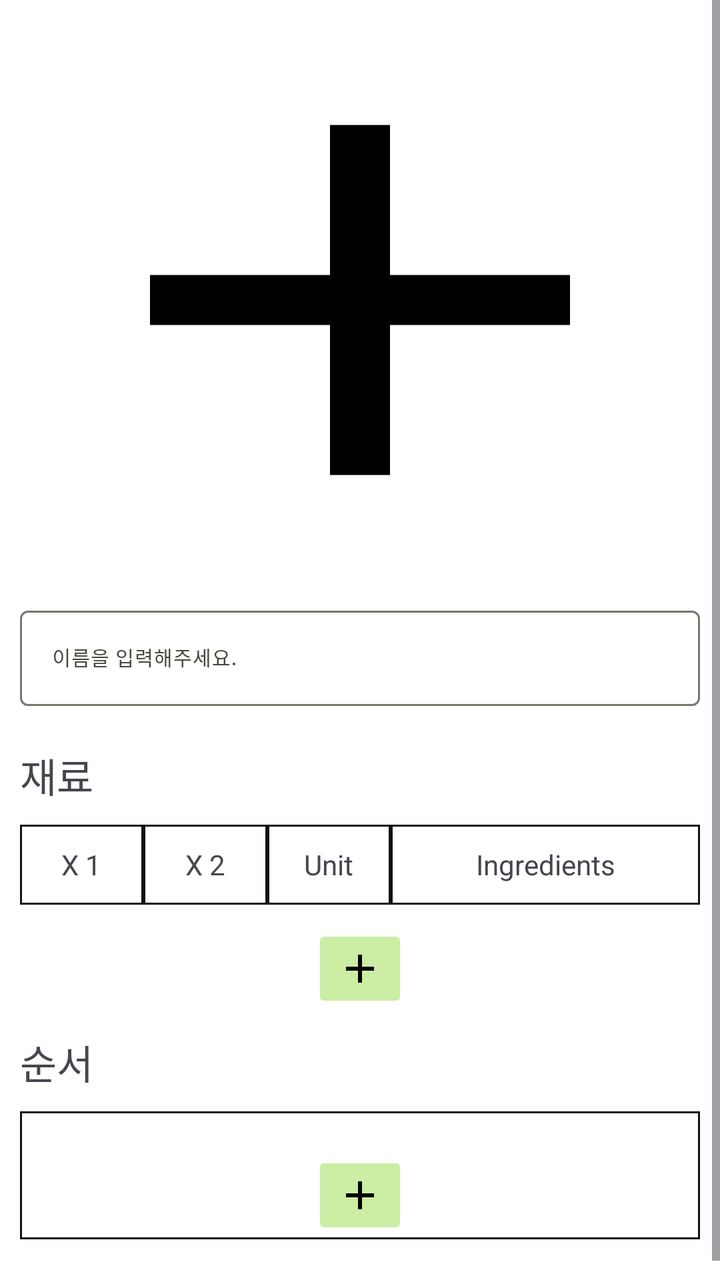
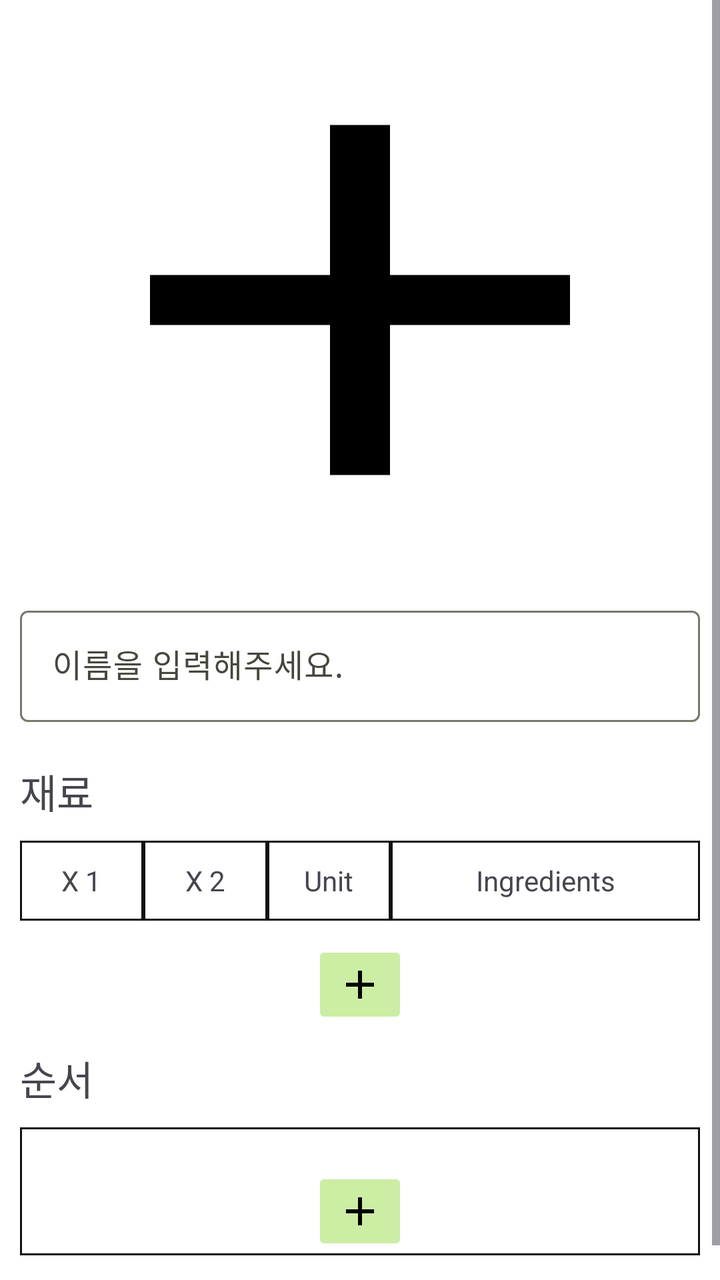

Screens rendered from an Android XML layout before and after an edit, with the pre-edit source and the edit as a unified diff.
<!-- AndroidManifest.xml: application theme Theme.Kitching -->
<!-- res/layout/fragment_create_recipe.xml -->
<?xml version="1.0" encoding="utf-8"?>
<ScrollView xmlns:android="http://schemas.android.com/apk/res/android"
    android:layout_width="match_parent"
    android:layout_height="match_parent"
    xmlns:tools="http://schemas.android.com/tools"
    tools:context=".view.fragment.recipe.RecipeCreateFragment"
    xmlns:app="http://schemas.android.com/apk/res-auto">

    <androidx.constraintlayout.widget.ConstraintLayout
        android:layout_width="match_parent"
        android:layout_height="wrap_content">

        <androidx.appcompat.widget.AppCompatImageView
            android:id="@+id/recipeIV"
            android:layout_width="match_parent"
            android:layout_height="@dimen/recipeDetailImageHeight"
            android:background="@drawable/baseline_add_24"
            app:layout_constraintTop_toTopOf="parent" />

        <com.google.android.material.textfield.TextInputLayout
            android:id="@+id/recipeNameInputLayout"
            android:hint="이름을 입력해주세요."
            android:layout_width="match_parent"
            android:layout_height="wrap_content"
            android:orientation="horizontal"

            app:layout_constraintTop_toBottomOf="@id/recipeIV"
            >

            <com.google.android.material.textfield.TextInputEditText
                style="@style/recipeDetailTitle"
                android:id="@+id/recipeNameETV"
                android:layout_width="match_parent"
                android:layout_height="wrap_content"
                android:textSize="10sp"
                />

        </com.google.android.material.textfield.TextInputLayout>

        <com.google.android.material.textview.MaterialTextView
            android:id="@+id/recipeIngredientsTitleTV"
            android:layout_width="match_parent"
            android:layout_height="wrap_content"
            style="@style/recipeDetailTitle"
            android:text="@string/ingredients"

            app:layout_constraintTop_toBottomOf="@id/recipeNameInputLayout" />

        <GridLayout
            android:id="@+id/gridLayout1"
            android:layout_width="match_parent"
            android:layout_height="0dp"
            android:columnCount="4"
            android:orientation="horizontal"
            style="@style/recipeDetailTitle"

            app:layout_constraintTop_toBottomOf="@id/recipeIngredientsTitleTV"
            >
            <com.google.android.material.textview.MaterialTextView
                android:id="@+id/recipeIngredientsTV1"
                android:text="X 1"
                android:background="@drawable/border_box"
                android:layout_columnWeight="1"
                style="@style/recipeIngredientsTable"
                />
            <com.google.android.material.textview.MaterialTextView
                android:id="@+id/recipeIngredientsTV2"
                android:text="X 2"
                android:layout_columnWeight="1"
                android:background="@drawable/border_box"
                style="@style/recipeIngredientsTable"
                />

            <com.google.android.material.textview.MaterialTextView
                android:id="@+id/recipeIngredientsTV3"
                android:text="Unit"
                android:layout_columnWeight="1"
                android:background="@drawable/border_box"
                style="@style/recipeIngredientsTable"
                />

            <com.google.android.material.textview.MaterialTextView
                android:id="@+id/recipeIngredientsTV4"
                android:text="Ingredients"
                android:layout_columnWeight="2.5"
                android:background="@drawable/border_box"
                style="@style/recipeIngredientsNameTable"
                />

        </GridLayout>

        <ImageButton
            android:id="@+id/gridLayout1PlusBtn"
            android:layout_width="wrap_content"
            android:layout_height="wrap_content"
            android:layout_marginTop="@dimen/margin_S"
            android:src="@drawable/baseline_add_24"
            android:backgroundTint="@color/md_theme_primaryFixed"

            app:layout_constraintTop_toBottomOf="@id/gridLayout1"
            app:layout_constraintStart_toStartOf="@id/gridLayout1"
            app:layout_constraintEnd_toEndOf="@id/gridLayout1"
            />

        <com.google.android.material.textview.MaterialTextView
            android:id="@+id/recipeStepTV1"
            android:layout_width="match_parent"
            android:layout_height="wrap_content"
            style="@style/recipeDetailTitle"
            android:text="순서"
            app:layout_constraintTop_toBottomOf="@id/gridLayout1PlusBtn" />

        <GridLayout
            android:id="@+id/gridLayout2"
            android:layout_width="match_parent"
            android:layout_height="wrap_content"
            android:columnCount="1"
            android:orientation="vertical"
            android:background="@drawable/border_box"
            android:paddingTop="@dimen/padding_S"
            android:paddingHorizontal="@dimen/padding_S"
            style="@style/recipeDetailTitle"

            app:layout_constraintTop_toBottomOf="@id/recipeStepTV1">

            <ImageButton
                android:id="@+id/gridLayout2PlusBtn"
                android:layout_width="wrap_content"
                android:layout_height="wrap_content"
                android:layout_marginTop="@dimen/margin_S"
                android:src="@drawable/baseline_add_24"
                android:backgroundTint="@color/md_theme_primaryFixed"
                android:layout_gravity="center"

                app:layout_constraintBottom_toBottomOf="parent"
                />
        </GridLayout>

        <View
            android:id="@+id/spaceBelowGridLayout2"
            android:layout_width="match_parent"
            android:layout_height="@dimen/margin_L"

            app:layout_constraintTop_toBottomOf="@id/gridLayout2"
            app:layout_constraintBottom_toBottomOf="parent" />

    </androidx.constraintlayout.widget.ConstraintLayout>

</ScrollView>
<!-- resources referenced by this layout -->
<resources>
  <color name="md_theme_primaryFixed">#CCEDA4</color>
  <dimen name="margin_L">30dp</dimen>
  <dimen name="margin_S">10dp</dimen>
  <dimen name="padding_S">10dp</dimen>
  <dimen name="recipeDetailImageHeight">300dp</dimen>
  <string name="ingredients">재료</string>
  <style name="recipeDetailTitle">
          <item name="android:textSize">@dimen/text_L</item>
          <item name="android:layout_margin">@dimen/margin_S</item>
      </style>
  <style name="recipeIngredientsNameTable">
          <item name="android:layout_width">0dp</item>
          <item name="android:gravity">center</item>
          <item name="android:padding">@dimen/padding_S</item>
          <item name="android:layout_height">@dimen/recipeDetailIngredientsTableHeight</item>
      </style>
  <style name="recipeIngredientsTable">
          <item name="android:layout_width">0dp</item>
          <item name="android:gravity">center</item>
          <item name="android:padding">@dimen/padding_S</item>
          <item name="android:layout_height">@dimen/recipeDetailIngredientsTableHeight</item>
      </style>
  <style name="Theme.Kitching" parent="Base.Theme.Kitching" />
  <dimen name="text_L">20sp</dimen>
  <dimen name="recipeDetailIngredientsTableHeight">40dp</dimen>
  <color name="md_theme_primary">#4B662C</color>
  <color name="md_theme_onPrimary">#FFFFFF</color>
  <color name="md_theme_primaryContainer">#CCEDA4</color>
  <color name="md_theme_onPrimaryContainer">#0F2000</color>
  <color name="md_theme_secondary">#576249</color>
  <color name="md_theme_onSecondary">#FFFFFF</color>
  <color name="md_theme_secondaryContainer">#DBE7C8</color>
  <color name="md_theme_onSecondaryContainer">#151E0B</color>
  <color name="md_theme_tertiary">#386663</color>
  <color name="md_theme_onTertiary">#FFFFFF</color>
  <color name="md_theme_tertiaryContainer">#BBECE8</color>
  <color name="md_theme_onTertiaryContainer">#00201E</color>
  <color name="md_theme_error">#BA1A1A</color>
  <color name="md_theme_onError">#FFFFFF</color>
  <color name="md_theme_errorContainer">#FFDAD6</color>
  <color name="md_theme_onErrorContainer">#410002</color>
  <color name="md_theme_background">#FFFFFF</color>
  <color name="md_theme_onBackground">#1A1C16</color>
  <color name="md_theme_surface">#F5FAFB</color>
  <color name="md_theme_onSurface">#171D1E</color>
  <color name="md_theme_surfaceVariant">#E1E4D5</color>
  <color name="md_theme_onSurfaceVariant">#44483D</color>
  <color name="md_theme_outline">#75796C</color>
  <color name="md_theme_outlineVariant">#C5C8BA</color>
  <color name="md_theme_inverseSurface">#2B3133</color>
  <color name="md_theme_inverseOnSurface">#ECF2F3</color>
  <color name="md_theme_inversePrimary">#B1D18A</color>
  <color name="md_theme_onPrimaryFixed">#0F2000</color>
  <color name="md_theme_primaryFixedDim">#B1D18A</color>
  <color name="md_theme_onPrimaryFixedVariant">#344E16</color>
  <color name="md_theme_secondaryFixed">#DBE7C8</color>
  <color name="md_theme_onSecondaryFixed">#151E0B</color>
  <color name="md_theme_secondaryFixedDim">#BFCBAD</color>
  <color name="md_theme_onSecondaryFixedVariant">#404A33</color>
  <color name="md_theme_tertiaryFixed">#BBECE8</color>
  <color name="md_theme_onTertiaryFixed">#00201E</color>
  <color name="md_theme_tertiaryFixedDim">#A0D0CC</color>
  <color name="md_theme_onTertiaryFixedVariant">#1F4E4B</color>
  <color name="md_theme_surfaceDim">#D5DBDC</color>
  <color name="md_theme_surfaceBright">#F5FAFB</color>
  <color name="md_theme_surfaceContainerLowest">#FFFFFF</color>
  <color name="md_theme_surfaceContainerLow">#EFF5F6</color>
  <color name="md_theme_surfaceContainer">#E9EFF0</color>
  <color name="md_theme_surfaceContainerHigh">#E3E9EA</color>
  <color name="md_theme_surfaceContainerHighest">#DEE3E5</color>
  <!-- unchanged entries left out for length: 3 -->
</resources>

<!-- the commit's change to res/layout/fragment_create_recipe.xml (unified diff, before → after) -->
@@ -32,7 +32,7 @@
                 android:id="@+id/recipeNameETV"
                 android:layout_width="match_parent"
                 android:layout_height="wrap_content"
-                android:textSize="10sp"
+                android:textSize="16sp"
                 />
 
         </com.google.android.material.textfield.TextInputLayout>
